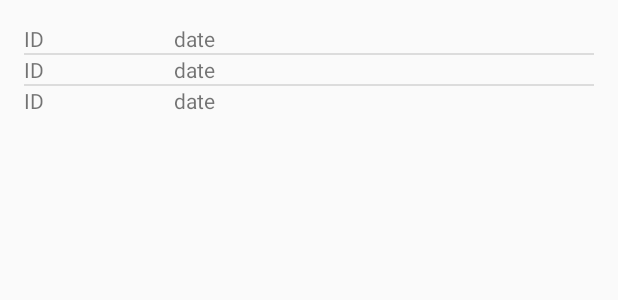
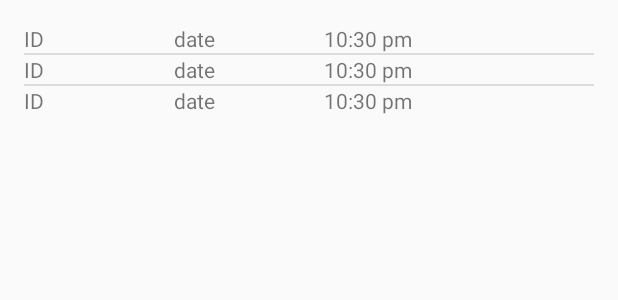
Before and after one commit to robbiestells/Khmer, an Android app: the layout activity_main.xml on its own in the app's theme, with its tools: preview values and no code run, on a phone screen of 412 x 824 dp. Shown: the top 300 px of the screen. Run offline under Robolectric (Android 15) with nearby library versions, the phone set to English and light mode, and no system bars.

Commit message:
style: shows date and time formatted

```diff
--- a/app/src/main/res/layout/response_row.xml
+++ b/app/src/main/res/layout/response_row.xml
@@ -9,8 +9,14 @@
         android:layout_height="wrap_content"
         android:text="ID"/>
     <TextView
-        android:layout_width="wrap_content"
+        android:layout_width="100sp"
         android:layout_height="wrap_content"
         android:id="@+id/dateTextView"
         android:text="date"/>
+
+    <TextView
+        android:layout_width="wrap_content"
+        android:layout_height="wrap_content"
+        android:id="@+id/timeTextView"
+        android:text="10:30 pm"/>
 </LinearLayout>
```
Also changed, not shown: app/src/main/java/Adapters/ResponseAdapter.java (+35 -1 lines).
